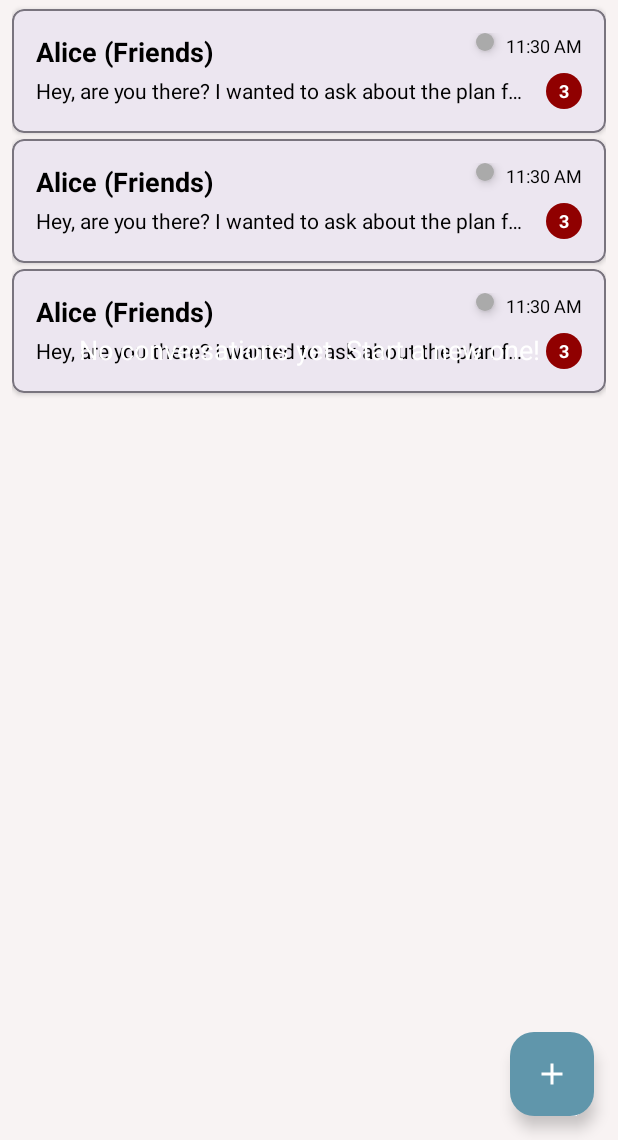
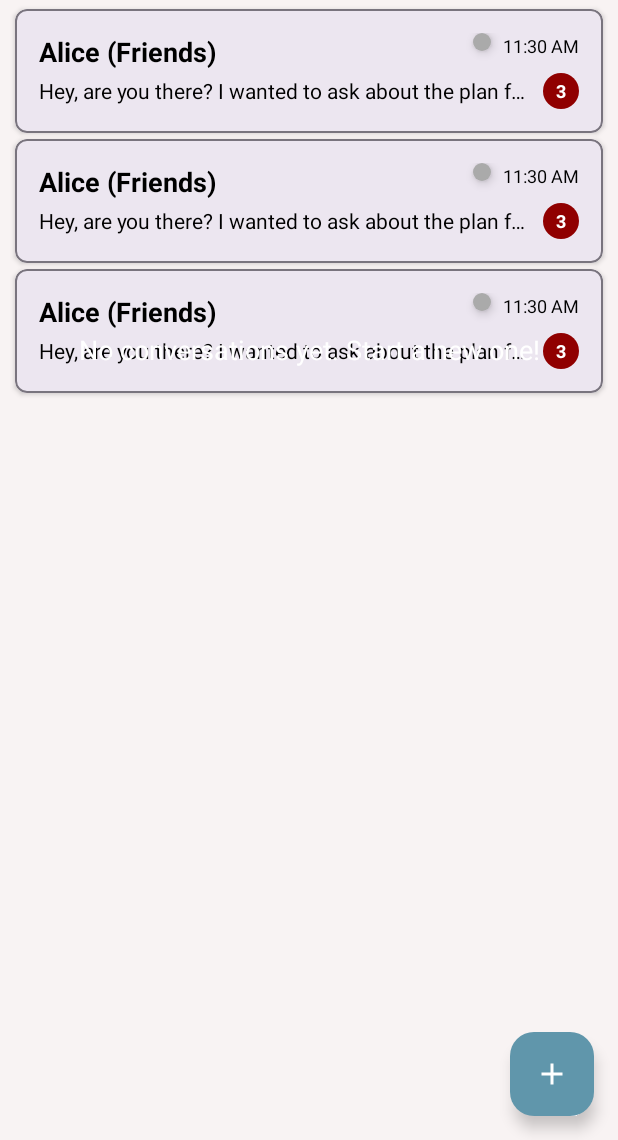
Before and after one commit to hsedo777/SATMesh, an Android app: the layout fragment_chat_list.xml on its own in the app's theme, with its tools: preview values and no code run, on a phone screen of 412 x 824 dp, the part 96-1236 px from its top. Run offline under Robolectric (Android 15) with nearby library versions, the phone set to English and light mode, and no system bars.

Commit message:
Correct padding application

```diff
--- a/app/src/main/res/layout/fragment_chat_list.xml
+++ b/app/src/main/res/layout/fragment_chat_list.xml
@@ -10,29 +10,29 @@
 		android:id="@+id/chatListAppBar"
 		android:layout_width="0dp"
 		android:layout_height="?attr/actionBarSize"
-		app:title="@string/app_name"
 		android:background="@color/secondaryColor"
-		app:titleTextColor="@color/colorOnSecondary"
-		app:subtitleTextColor="@color/colorOnSecondary"
 		android:elevation="@dimen/space_xs"
-		app:menu="@menu/chat_list_menu"
 		app:layout_constraintEnd_toEndOf="parent"
 		app:layout_constraintStart_toStartOf="parent"
-		app:layout_constraintTop_toTopOf="parent"/>
+		app:layout_constraintTop_toTopOf="parent"
+		app:menu="@menu/chat_list_menu"
+		app:subtitleTextColor="@color/colorOnSecondary"
+		app:title="@string/app_name"
+		app:titleTextColor="@color/colorOnSecondary" />
 
 	<androidx.recyclerview.widget.RecyclerView
 		android:id="@+id/conversationsRecyclerView"
 		android:layout_width="0dp"
 		android:layout_height="0dp"
 		android:clipToPadding="false"
-		android:layout_marginHorizontal="@dimen/space_sm"
+		android:paddingHorizontal="10dp"
 		android:paddingVertical="@dimen/space_xs"
 		app:layoutManager="androidx.recyclerview.widget.LinearLayoutManager"
-		tools:listitem="@layout/item_conversation"
 		app:layout_constraintBottom_toBottomOf="parent"
 		app:layout_constraintEnd_toEndOf="parent"
 		app:layout_constraintStart_toStartOf="parent"
-		app:layout_constraintTop_toBottomOf="@id/chatListAppBar" />
+		app:layout_constraintTop_toBottomOf="@id/chatListAppBar"
+		tools:listitem="@layout/item_conversation" />
 
 	<TextView
 		android:id="@+id/emptyStateTextView"
@@ -58,7 +58,7 @@
 		android:contentDescription="@string/new_chat_fab_content_description"
 		android:src="@drawable/ic_add_chat"
 		app:backgroundTint="@color/secondaryColor"
-		app:tint="@color/colorOnSecondary"
 		app:layout_constraintBottom_toBottomOf="parent"
-		app:layout_constraintEnd_toEndOf="parent" />
+		app:layout_constraintEnd_toEndOf="parent"
+		app:tint="@color/colorOnSecondary" />
 </androidx.constraintlayout.widget.ConstraintLayout>
```
